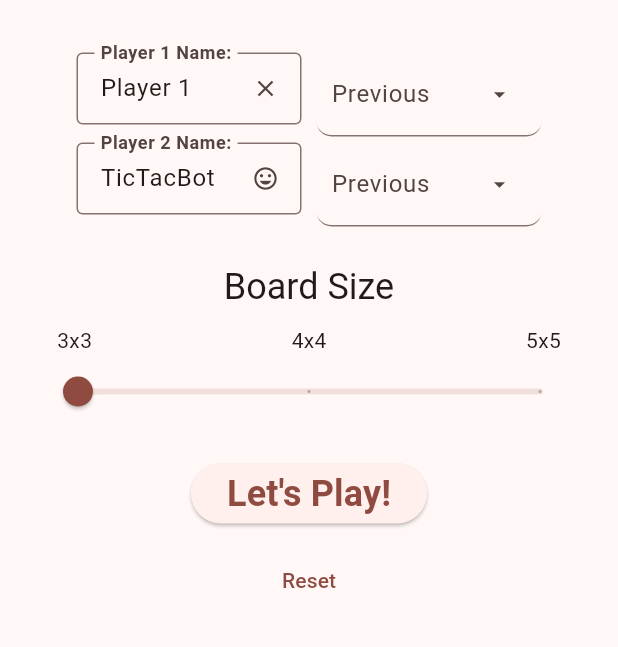
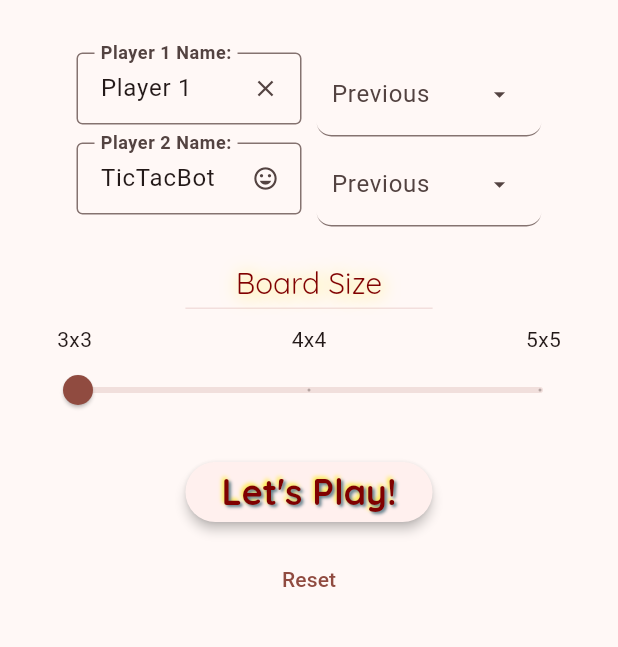
Before and after one commit to KDCinfo/dev-play, a Flutter app: the screen it shows after launch, on a phone screen of 412 x 824 dp, the part 114-761 px from its top. Run offline on Flutter 3.47's test engine with Material 3 defaults, Android fonts, the phone set to English and light mode, and no system bars; our stand-ins replace equatable, flutter_bloc, flutter_secure_storage, rxdart, shared_preferences; generated files the repository leaves out were written again.

Commit message:
Applied title text style to Let's Play button.
And the 'Board Size' section title.

```diff
--- a/tic-tac-tuple/lib/src/app.dart
+++ b/tic-tac-tuple/lib/src/app.dart
@@ -27,10 +27,20 @@ class MyApp extends StatelessWidget {
       // themeMode: ThemeMode.system,
       theme: ThemeData(
         colorSchemeSeed: AppConstants.primaryTileColor,
+        textTheme: TextTheme(
+          headlineSmall: AppConstants.headlineSmallTextStyle,
+          headlineMedium: AppConstants.headlineMediumTextStyle,
+          headlineLarge: AppConstants.headlineLargeTextStyle,
+        ),
       ),
       darkTheme: ThemeData(
         brightness: Brightness.dark,
         colorSchemeSeed: AppConstants.primaryTileColor,
+        textTheme: TextTheme(
+          headlineSmall: AppConstants.headlineSmallTextStyle,
+          headlineMedium: AppConstants.headlineMediumTextStyle,
+          headlineLarge: AppConstants.headlineLargeTextStyle,
+        ),
       ),
       initialRoute: '/',
       routes: {
--- a/tic-tac-tuple/lib/src/app_constants.dart
+++ b/tic-tac-tuple/lib/src/app_constants.dart
@@ -101,6 +101,57 @@ abstract class AppConstants {
       }
     }
   }
+
+  static TextStyle get headlineLargeTextStyle => const TextStyle(
+        fontFamily: 'Quicksand', // Rounded
+        color: Colors.yellow,
+        fontSize: 32,
+        fontWeight: FontWeight.bold,
+        shadows: [
+          Shadow(
+            color: AppConstants.primaryTileColor,
+            offset: Offset(1, 1),
+            blurRadius: 3,
+          ),
+        ],
+      );
+
+  static TextStyle get headlineMediumTextStyle => const TextStyle(
+        fontFamily: 'Quicksand', // Rounded
+        color: AppConstants.primaryTileColor,
+        fontSize: 32,
+        fontWeight: FontWeight.bold,
+        shadows: [
+          Shadow(
+            color: Colors.yellow,
+            offset: Offset(-1.2, -1.2),
+            blurRadius: 3,
+          ),
+          Shadow(
+            color: Colors.blueGrey,
+            offset: Offset(1.5, 1.5),
+            blurRadius: 2,
+          ),
+        ],
+      );
+
+  static TextStyle get headlineSmallTextStyle => const TextStyle(
+        color: AppConstants.primaryTileColor,
+        fontFamily: 'Quicksand',
+        fontSize: 20,
+        fontWeight: FontWeight.w400,
+        letterSpacing: 0,
+        height: 1.3,
+        leadingDistribution: TextLeadingDistribution.even,
+        decoration: TextDecoration.none,
+        shadows: [
+          Shadow(
+            color: Colors.yellow,
+            offset: Offset(1, 1),
+            blurRadius: 15,
+          ),
+        ],
+      );
 }
 
 enum GameStatusEnum implements Comparable<GameStatusEnum> {
--- a/tic-tac-tuple/lib/src/screens/game_entry/game_entry_board_size_row.dart
+++ b/tic-tac-tuple/lib/src/screens/game_entry/game_entry_board_size_row.dart
@@ -47,8 +47,6 @@ class _GameEntryBoardSizeRowState extends State<GameEntryBoardSizeRow> {
 
   @override
   Widget build(BuildContext context) {
-    final textTheme = Theme.of(context).textTheme;
-
     return Padding(
       padding: const EdgeInsets.symmetric(horizontal: 20),
       child: Column(
@@ -57,9 +55,15 @@ class _GameEntryBoardSizeRowState extends State<GameEntryBoardSizeRow> {
           Text(
             boardSizeLabel,
             key: boardSizeLabelKey,
-            style: textTheme.headlineSmall,
+            style: AppConstants.headlineSmallTextStyle,
             softWrap: false,
             overflow: TextOverflow.ellipsis,
+          ),
+          const SizedBox(height: 4),
+          Container(
+            width: MediaQuery.of(context).size.width * 0.4,
+            height: 1,
+            color: AppConstants.primaryTileColor.withOpacity(0.1),
           ),
           const SizedBox(height: 10),
           Padding(
--- a/tic-tac-tuple/lib/src/screens/game_entry/game_entry_buttons_row.dart
+++ b/tic-tac-tuple/lib/src/screens/game_entry/game_entry_buttons_row.dart
@@ -21,14 +21,14 @@ class GameEntryButtonsRow extends StatelessWidget {
       runSpacing: 10,
       children: [
         ElevatedButton(
+          style: ElevatedButton.styleFrom(elevation: 3),
           onPressed: () => startNewGame(context),
-          child: const Text(
+          child: Text(
             buttonPlayText,
             key: buttonPlayKey,
-            style: TextStyle(
-              fontSize: 24,
-              fontWeight: FontWeight.bold,
-            ),
+            style: Theme.of(context).textTheme.headlineMedium?.copyWith(
+                  fontSize: 24,
+                ),
           ),
         ),
         TextButton(
```
